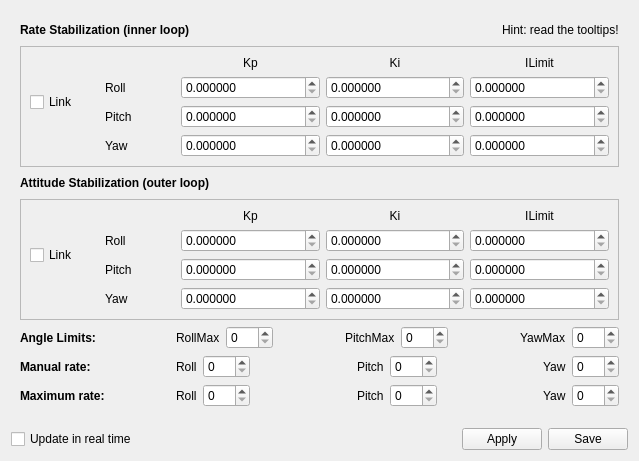
First picture: the form in ground/openpilotgcs/src/plugins/config/stabilization.ui, repository openpilot/OpenPilot, before the edit.
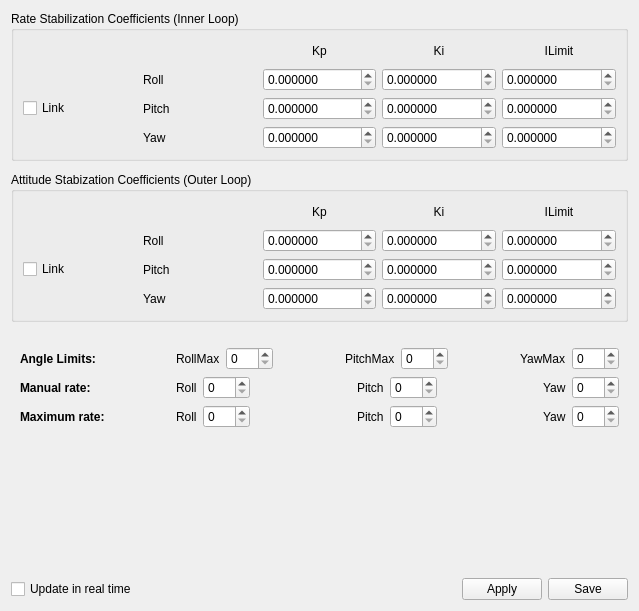
Second picture: the form after the edit. Icons and pictures are not drawn.

Commit message: OP-550 UI Changes to make all fonts consistent in config gadget.  Drop in the bucket.

Patch:
```diff
--- a/ground/openpilotgcs/src/plugins/config/stabilization.ui
+++ b/ground/openpilotgcs/src/plugins/config/stabilization.ui
@@ -7,7 +7,7 @@
     <x>0</x>
     <y>0</y>
     <width>639</width>
-    <height>461</height>
+    <height>611</height>
    </rect>
   </property>
   <property name="windowTitle">
@@ -15,59 +15,53 @@
   </property>
   <layout class="QVBoxLayout" name="verticalLayout_3">
    <item>
-    <widget class="QFrame" name="piFactors">
-     <layout class="QVBoxLayout" name="verticalLayout_2">
-      <item>
-       <layout class="QVBoxLayout" name="verticalLayout">
-        <item>
-         <layout class="QHBoxLayout" name="horizontalLayout_3">
-          <item>
-           <widget class="QLabel" name="label_8">
-            <property name="font">
-             <font>
-              <weight>75</weight>
-              <bold>true</bold>
-             </font>
-            </property>
-            <property name="text">
-             <string>Rate Stabilization (inner loop)</string>
-            </property>
-           </widget>
-          </item>
-          <item>
-           <spacer name="horizontalSpacer_3">
-            <property name="orientation">
-             <enum>Qt::Horizontal</enum>
-            </property>
-            <property name="sizeHint" stdset="0">
+    <widget class="QGroupBox" name="groupBox">
+     <property name="sizePolicy">
+      <sizepolicy hsizetype="Preferred" vsizetype="MinimumExpanding">
+       <horstretch>0</horstretch>
+       <verstretch>0</verstretch>
+      </sizepolicy>
+     </property>
+     <property name="minimumSize">
              <size>
-              <width>40</width>
-              <height>20</height>
-             </size>
-            </property>
-           </spacer>
-          </item>
-          <item>
-           <widget class="QLabel" name="label_4">
+       <width>0</width>
+       <height>150</height>
+      </size>
+     </property>
+     <property name="title">
+      <string>Rate Stabilization Coefficients (Inner Loop)</string>
+     </property>
+     <layout class="QGridLayout" name="gridLayout_3">
+      <item row="0" column="2">
+       <widget class="QLabel" name="label_12">
             <property name="text">
-             <string>Hint: read the tooltips!</string>
-            </property>
-           </widget>
-          </item>
-         </layout>
-        </item>
-        <item>
-         <widget class="QFrame" name="frame_2">
-          <property name="toolTip">
-           <string>First, work on rate stabilization.</string>
-          </property>
-          <property name="frameShape">
-           <enum>QFrame::StyledPanel</enum>
-          </property>
-          <property name="frameShadow">
-           <enum>QFrame::Raised</enum>
-          </property>
-          <layout class="QGridLayout" name="gridLayout" columnstretch="1,1,2,2,2">
+         <string>Kp</string>
+        </property>
+        <property name="alignment">
+         <set>Qt::AlignCenter</set>
+        </property>
+       </widget>
+      </item>
+      <item row="0" column="3">
+       <widget class="QLabel" name="label_13">
+        <property name="text">
+         <string>Ki</string>
+        </property>
+        <property name="alignment">
+         <set>Qt::AlignCenter</set>
+        </property>
+       </widget>
+      </item>
+      <item row="0" column="4">
+       <widget class="QLabel" name="label_14">
+        <property name="text">
+         <string>ILimit</string>
+        </property>
+        <property name="alignment">
+         <set>Qt::AlignCenter</set>
+        </property>
+       </widget>
+      </item>
            <item row="1" column="1">
             <widget class="QLabel" name="label_10">
              <property name="text">
@@ -89,6 +83,40 @@
              </property>
             </widget>
            </item>
+      <item row="1" column="3">
+       <widget class="QDoubleSpinBox" name="rateRollKi">
+        <property name="toolTip">
+         <string>I factor for rate stabilization is usually very low or even zero.</string>
+        </property>
+        <property name="decimals">
+         <number>6</number>
+        </property>
+        <property name="singleStep">
+         <double>0.000100000000000</double>
+        </property>
+       </widget>
+      </item>
+      <item row="1" column="4">
+       <widget class="QDoubleSpinBox" name="rateRollILimit">
+        <property name="decimals">
+         <number>6</number>
+        </property>
+        <property name="singleStep">
+         <double>0.000100000000000</double>
+        </property>
+       </widget>
+      </item>
+      <item row="2" column="0">
+       <widget class="QCheckBox" name="linkRateRP">
+        <property name="toolTip">
+         <string>If checked, the Roll and Pitch factors will be identical.
+When you change one, the other is updated.</string>
+        </property>
+        <property name="text">
+         <string>Link</string>
+        </property>
+       </widget>
+      </item>
            <item row="2" column="1">
             <widget class="QLabel" name="label_11">
              <property name="text">
@@ -110,29 +138,6 @@
              </property>
             </widget>
            </item>
-           <item row="0" column="2">
-            <widget class="QLabel" name="label_12">
-             <property name="text">
-              <string>Kp</string>
-             </property>
-             <property name="alignment">
-              <set>Qt::AlignCenter</set>
-             </property>
-            </widget>
-           </item>
-           <item row="1" column="3">
-            <widget class="QDoubleSpinBox" name="rateRollKi">
-             <property name="toolTip">
-              <string>I factor for rate stabilization is usually very low or even zero.</string>
-             </property>
-             <property name="decimals">
-              <number>6</number>
-             </property>
-             <property name="singleStep">
-              <double>0.000100000000000</double>
-             </property>
-            </widget>
-           </item>
            <item row="2" column="3">
             <widget class="QDoubleSpinBox" name="ratePitchKi">
              <property name="toolTip">
@@ -146,26 +151,6 @@
              </property>
             </widget>
            </item>
-           <item row="0" column="3">
-            <widget class="QLabel" name="label_13">
-             <property name="text">
-              <string>Ki</string>
-             </property>
-             <property name="alignment">
-              <set>Qt::AlignCenter</set>
-             </property>
-            </widget>
-           </item>
-           <item row="1" column="4">
-            <widget class="QDoubleSpinBox" name="rateRollILimit">
-             <property name="decimals">
-              <number>6</number>
-             </property>
-             <property name="singleStep">
-              <double>0.000100000000000</double>
-             </property>
-            </widget>
-           </item>
            <item row="2" column="4">
             <widget class="QDoubleSpinBox" name="ratePitchILimit">
              <property name="decimals">
@@ -176,27 +161,6 @@
              </property>
             </widget>
            </item>
-           <item row="0" column="4">
-            <widget class="QLabel" name="label_14">
-             <property name="text">
-              <string>ILimit</string>
-             </property>
-             <property name="alignment">
-              <set>Qt::AlignCenter</set>
-             </property>
-            </widget>
-           </item>
-           <item row="1" column="0" rowspan="2">
-            <widget class="QCheckBox" name="linkRateRP">
-             <property name="toolTip">
-              <string>If checked, the Roll and Pitch factors will be identical.
-When you change one, the other is updated.</string>
-             </property>
-             <property name="text">
-              <string>Link</string>
-             </property>
-            </widget>
-           </item>
            <item row="3" column="1">
             <widget class="QLabel" name="label_15">
              <property name="text">
@@ -248,77 +212,40 @@
          </widget>
         </item>
         <item>
-         <layout class="QHBoxLayout" name="horizontalLayout">
-          <item>
-           <widget class="QLabel" name="label_9">
-            <property name="font">
-             <font>
-              <weight>75</weight>
-              <bold>true</bold>
-             </font>
-            </property>
-            <property name="text">
-             <string>Attitude Stabilization (outer loop)</string>
-            </property>
-           </widget>
-          </item>
-          <item>
-           <spacer name="horizontalSpacer_2">
+    <spacer name="verticalSpacer_3">
             <property name="orientation">
-             <enum>Qt::Horizontal</enum>
+      <enum>Qt::Vertical</enum>
+     </property>
+     <property name="sizeType">
+      <enum>QSizePolicy::Fixed</enum>
             </property>
             <property name="sizeHint" stdset="0">
              <size>
-              <width>40</width>
-              <height>20</height>
+       <width>20</width>
+       <height>5</height>
              </size>
             </property>
            </spacer>
           </item>
-         </layout>
-        </item>
         <item>
-         <widget class="QFrame" name="frame_3">
-          <property name="frameShape">
-           <enum>QFrame::StyledPanel</enum>
-          </property>
-          <property name="frameShadow">
-           <enum>QFrame::Raised</enum>
-          </property>
-          <layout class="QGridLayout" name="gridLayout_2" columnstretch="1,1,2,2,2">
-           <item row="1" column="0" rowspan="2">
-            <widget class="QCheckBox" name="linkAttitudeRP">
-             <property name="toolTip">
-              <string>If checked, the Roll and Pitch factors will be identical.
-When you change one, the other is updated.</string>
-             </property>
-             <property name="text">
-              <string>Link</string>
-             </property>
-            </widget>
-           </item>
-           <item row="1" column="1">
-            <widget class="QLabel" name="label_16">
-             <property name="text">
-              <string>Roll</string>
-             </property>
-            </widget>
-           </item>
-           <item row="2" column="1">
-            <widget class="QLabel" name="label_17">
-             <property name="text">
-              <string>Pitch</string>
-             </property>
-            </widget>
-           </item>
-           <item row="3" column="1">
-            <widget class="QLabel" name="label_18">
-             <property name="text">
-              <string>Yaw</string>
-             </property>
-            </widget>
-           </item>
-           <item row="1" column="2">
+    <widget class="QGroupBox" name="groupBox_2">
+     <property name="sizePolicy">
+      <sizepolicy hsizetype="Preferred" vsizetype="MinimumExpanding">
+       <horstretch>0</horstretch>
+       <verstretch>0</verstretch>
+      </sizepolicy>
+     </property>
+     <property name="minimumSize">
+      <size>
+       <width>0</width>
+       <height>150</height>
+      </size>
+     </property>
+     <property name="title">
+      <string>Attitude Stabization Coefficients (Outer Loop)</string>
+     </property>
+     <layout class="QGridLayout" name="gridLayout_2">
+      <item row="3" column="2">
             <widget class="QDoubleSpinBox" name="rollKp">
              <property name="toolTip">
               <string>Once Rate stabilization is done, you should increase the Kp factor until the airframe oscillates again, and go back down 20% or so.
@@ -332,35 +259,7 @@
              </property>
             </widget>
            </item>
-           <item row="2" column="2">
-            <widget class="QDoubleSpinBox" name="pitchKp">
-             <property name="toolTip">
-              <string>Once Rate stabilization is done, you should increase the Kp factor until the airframe oscillates again, and go back down 20% or so.
-</string>
-             </property>
-             <property name="decimals">
-              <number>6</number>
-             </property>
-             <property name="singleStep">
-              <double>0.100000000000000</double>
-             </property>
-            </widget>
-           </item>
-           <item row="3" column="2">
-            <widget class="QDoubleSpinBox" name="yawKp">
-             <property name="toolTip">
-              <string>Once Rate stabilization is done, you should increase the Kp factor until the airframe oscillates again, and go back down 20% or so.
-</string>
-             </property>
-             <property name="decimals">
-              <number>6</number>
-             </property>
-             <property name="singleStep">
-              <double>0.100000000000000</double>
-             </property>
-            </widget>
-           </item>
-           <item row="1" column="3">
+      <item row="3" column="3">
             <widget class="QDoubleSpinBox" name="rollKi">
              <property name="toolTip">
               <string>Ki can usually be almost identical to Kp.</string>
@@ -373,33 +272,7 @@
              </property>
             </widget>
            </item>
-           <item row="2" column="3">
-            <widget class="QDoubleSpinBox" name="pitchKi">
-             <property name="toolTip">
-              <string>Ki can usually be almost identical to Kp.</string>
-             </property>
-             <property name="decimals">
-              <number>6</number>
-             </property>
-             <property name="singleStep">
-              <double>0.100000000000000</double>
-             </property>
-            </widget>
-           </item>
-           <item row="3" column="3">
-            <widget class="QDoubleSpinBox" name="yawKi">
-             <property name="toolTip">
-              <string>Ki can usually be almost identical to Kp.</string>
-             </property>
-             <property name="decimals">
-              <number>6</number>
-             </property>
-             <property name="singleStep">
-              <double>0.100000000000000</double>
-             </property>
-            </widget>
-           </item>
-           <item row="1" column="4">
+      <item row="3" column="4">
             <widget class="QDoubleSpinBox" name="rollILimit">
              <property name="toolTip">
               <string>ILimit can be equal to three to four times Ki, but you can adjust
@@ -414,37 +287,7 @@
              </property>
             </widget>
            </item>
-           <item row="2" column="4">
-            <widget class="QDoubleSpinBox" name="pitchILimit">
-             <property name="toolTip">
-              <string>ILimit can be equal to three to four times Ki, but you can adjust
-depending on whether your airframe is well balanced, and your
-flying style.</string>
-             </property>
-             <property name="decimals">
-              <number>6</number>
-             </property>
-             <property name="singleStep">
-              <double>0.100000000000000</double>
-             </property>
-            </widget>
-           </item>
-           <item row="3" column="4">
-            <widget class="QDoubleSpinBox" name="yawILimit">
-             <property name="toolTip">
-              <string>ILimit can be equal to three to four times Ki, but you can adjust
-depending on whether your airframe is well balanced, and your
-flying style.</string>
-             </property>
-             <property name="decimals">
-              <number>6</number>
-             </property>
-             <property name="singleStep">
-              <double>0.100000000000000</double>
-             </property>
-            </widget>
-           </item>
-           <item row="0" column="2">
+      <item row="2" column="2">
             <widget class="QLabel" name="label_19">
              <property name="text">
               <string>Kp</string>
@@ -454,7 +297,7 @@
              </property>
             </widget>
            </item>
-           <item row="0" column="3">
+      <item row="2" column="3">
             <widget class="QLabel" name="label_20">
              <property name="text">
               <string>Ki</string>
@@ -464,7 +307,7 @@
              </property>
             </widget>
            </item>
-           <item row="0" column="4">
+      <item row="2" column="4">
             <widget class="QLabel" name="label_21">
              <property name="text">
               <string>ILimit</string>
@@ -474,11 +317,144 @@
              </property>
             </widget>
            </item>
-          </layout>
-         </widget>
-        </item>
-       </layout>
-      </item>
+      <item row="7" column="4">
+       <widget class="QDoubleSpinBox" name="yawILimit">
+        <property name="toolTip">
+         <string>ILimit can be equal to three to four times Ki, but you can adjust
+depending on whether your airframe is well balanced, and your
+flying style.</string>
+        </property>
+        <property name="decimals">
+         <number>6</number>
+        </property>
+        <property name="singleStep">
+         <double>0.100000000000000</double>
+        </property>
+       </widget>
+      </item>
+      <item row="7" column="3">
+       <widget class="QDoubleSpinBox" name="yawKi">
+        <property name="toolTip">
+         <string>Ki can usually be almost identical to Kp.</string>
+        </property>
+        <property name="decimals">
+         <number>6</number>
+        </property>
+        <property name="singleStep">
+         <double>0.100000000000000</double>
+        </property>
+       </widget>
+      </item>
+      <item row="7" column="2">
+       <widget class="QDoubleSpinBox" name="yawKp">
+        <property name="toolTip">
+         <string>Once Rate stabilization is done, you should increase the Kp factor until the airframe oscillates again, and go back down 20% or so.
+</string>
+        </property>
+        <property name="decimals">
+         <number>6</number>
+        </property>
+        <property name="singleStep">
+         <double>0.100000000000000</double>
+        </property>
+       </widget>
+      </item>
+      <item row="6" column="2">
+       <widget class="QDoubleSpinBox" name="pitchKp">
+        <property name="toolTip">
+         <string>Once Rate stabilization is done, you should increase the Kp factor until the airframe oscillates again, and go back down 20% or so.
+</string>
+        </property>
+        <property name="decimals">
+         <number>6</number>
+        </property>
+        <property name="singleStep">
+         <double>0.100000000000000</double>
+        </property>
+       </widget>
+      </item>
+      <item row="7" column="1">
+       <widget class="QLabel" name="label_18">
+        <property name="text">
+         <string>Yaw</string>
+        </property>
+       </widget>
+      </item>
+      <item row="6" column="1">
+       <widget class="QLabel" name="label_17">
+        <property name="text">
+         <string>Pitch</string>
+        </property>
+       </widget>
+      </item>
+      <item row="3" column="1">
+       <widget class="QLabel" name="label_16">
+        <property name="text">
+         <string>Roll</string>
+        </property>
+       </widget>
+      </item>
+      <item row="6" column="3">
+       <widget class="QDoubleSpinBox" name="pitchKi">
+        <property name="toolTip">
+         <string>Ki can usually be almost identical to Kp.</string>
+        </property>
+        <property name="decimals">
+         <number>6</number>
+        </property>
+        <property name="singleStep">
+         <double>0.100000000000000</double>
+        </property>
+       </widget>
+      </item>
+      <item row="6" column="4">
+       <widget class="QDoubleSpinBox" name="pitchILimit">
+        <property name="toolTip">
+         <string>ILimit can be equal to three to four times Ki, but you can adjust
+depending on whether your airframe is well balanced, and your
+flying style.</string>
+        </property>
+        <property name="decimals">
+         <number>6</number>
+        </property>
+        <property name="singleStep">
+         <double>0.100000000000000</double>
+        </property>
+       </widget>
+      </item>
+      <item row="6" column="0">
+       <widget class="QCheckBox" name="linkAttitudeRP">
+        <property name="toolTip">
+         <string>If checked, the Roll and Pitch factors will be identical.
+When you change one, the other is updated.</string>
+        </property>
+        <property name="text">
+         <string>Link</string>
+        </property>
+       </widget>
+      </item>
+     </layout>
+    </widget>
+   </item>
+   <item>
+    <spacer name="verticalSpacer_2">
+     <property name="orientation">
+      <enum>Qt::Vertical</enum>
+     </property>
+     <property name="sizeType">
+      <enum>QSizePolicy::Fixed</enum>
+     </property>
+     <property name="sizeHint" stdset="0">
+      <size>
+       <width>20</width>
+       <height>10</height>
+      </size>
+     </property>
+    </spacer>
+   </item>
+   <item>
+    <widget class="QFrame" name="piFactors">
+     <layout class="QVBoxLayout" name="verticalLayout_2">
       <item>
        <layout class="QHBoxLayout" name="horizontalLayout_4">
         <item>
```
Lines whose indentation alone changed are shown as unchanged. The commit also changes 5 other files.
